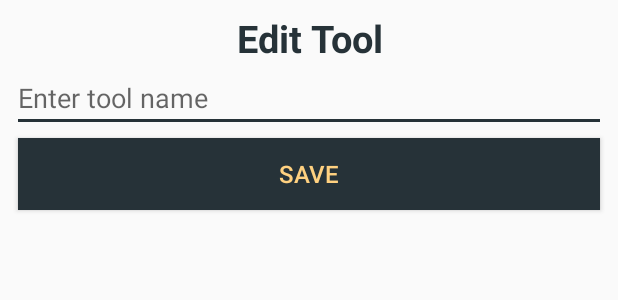
After one commit to razvannesiu/Plumber-Hub, an Android app: the layout dialog_edit_tool.xml on its own in the app's theme, with its tools: preview values and no code run, on a phone screen of 412 x 824 dp. The commit adds this screen. Shown: the top 300 px of the screen. Run offline under Robolectric (Android 15) with nearby library versions, the phone set to English and light mode, and no system bars.

Commit message:
Added context menu for tools to edit & delete

```diff
--- a/PlumberHubApp/app/build.gradle
+++ b/PlumberHubApp/app/build.gradle
@@ -44,4 +44,5 @@ dependencies {
 
 
 
+
 apply plugin: 'com.google.gms.google-services'
--- /dev/null
+++ b/PlumberHubApp/app/src/main/res/layout/dialog_edit_tool.xml
@@ -0,0 +1,37 @@
+<?xml version="1.0" encoding="utf-8"?>
+<LinearLayout xmlns:android="http://schemas.android.com/apk/res/android"
+    xmlns:app="http://schemas.android.com/apk/res-auto"
+    xmlns:tools="http://schemas.android.com/tools"
+    android:layout_width="match_parent"
+    android:layout_height="match_parent"
+    tools:context="android.plumberhub.com.plumberhubapp.DialogEditTool"
+    android:layout_marginBottom="8dp"
+    android:layout_marginEnd="8dp"
+    android:layout_marginStart="8dp"
+    android:layout_marginTop="8dp"
+    android:orientation="vertical">
+
+    <TextView
+        android:layout_width="match_parent"
+        android:layout_height="wrap_content"
+        android:textAlignment="center"
+        android:text="@string/txt_edit_tls"
+        style="@style/txt_title_style"/>
+
+    <EditText
+        android:id="@+id/edtEditTool"
+        android:layout_width="match_parent"
+        android:layout_height="wrap_content"
+        android:ems="10"
+        android:inputType="text"
+        android:hint="@string/tls_hint"
+        />
+
+    <Button
+        android:id="@+id/btnSaveEditedTool"
+        android:layout_width="match_parent"
+        android:layout_height="wrap_content"
+        android:text="@string/txt_save"
+        style="@style/btn_non_menu_style"/>
+
+</LinearLayout>
```
Also changed, not shown: PlumberHubApp/app/src/main/AndroidManifest.xml (+18 -15 lines), PlumberHubApp/app/src/main/java/android/plumberhub/com/plumberhubapp/DialogEditTool.java (added, +36 -0 lines), PlumberHubApp/app/src/main/java/android/plumberhub/com/plumberhubapp/Tools.java (+52 -9 lines), PlumberHubApp/app/src/main/res/values/strings.xml (+9 -0 lines).
